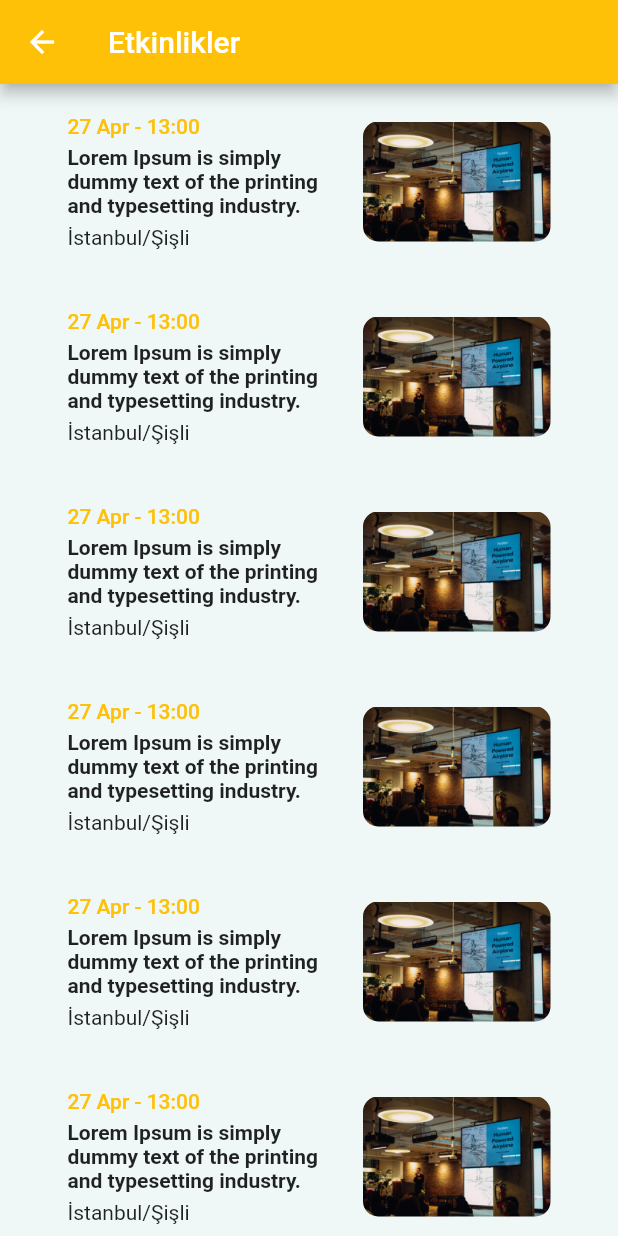
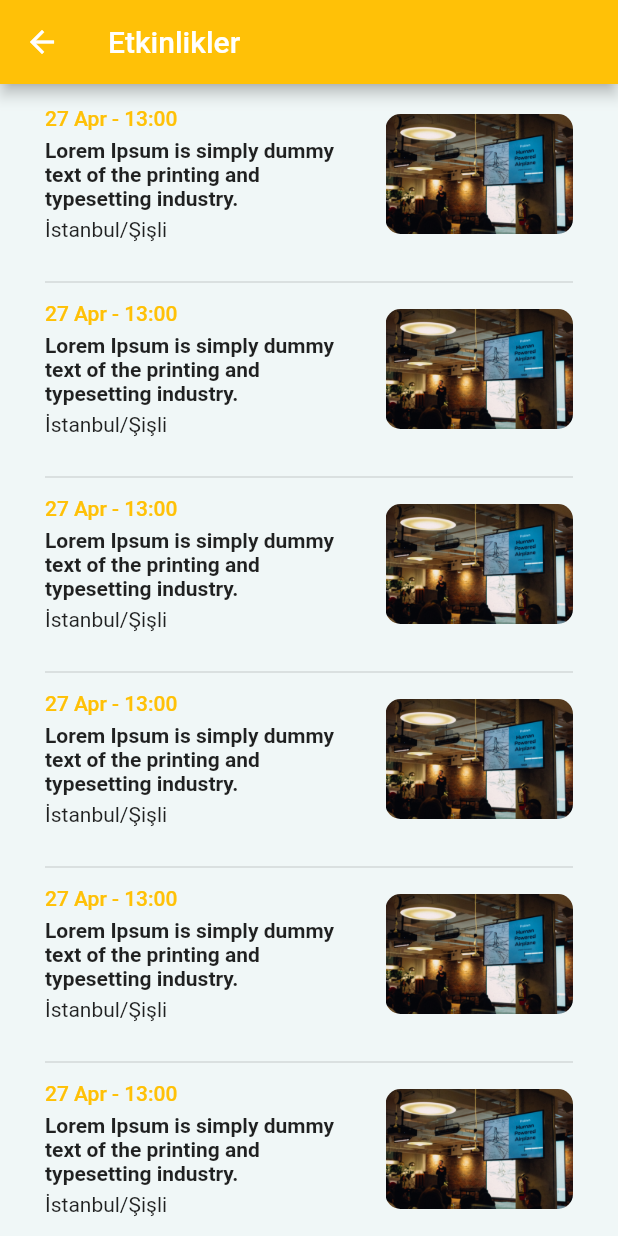
Before and after one commit to halaga98/Finder-Flutter, a Flutter app: the screen it shows after launch, after a tap on "Keşfet", on a phone screen of 412 x 824 dp. Run offline on Flutter 3.47's test engine with Material 2 defaults, Android fonts, the phone set to English and light mode, and no system bars; our stand-ins replace carousel_slider, get, image_picker, permission_handler.

Commit message:
CreateEvent.dart , eklendi bitti

```diff
--- a/lib/CreateEvent.dart
+++ b/lib/CreateEvent.dart
@@ -1,6 +1,11 @@
+import 'dart:convert';
+import 'dart:io';
+
 import 'package:flutter/material.dart';
 import 'package:get/get.dart';
+import 'package:image_picker/image_picker.dart';
 import 'package:intl/intl.dart';
+import 'package:permission_handler/permission_handler.dart';
 
 class CreateEvent extends StatefulWidget {
   const CreateEvent({Key? key}) : super(key: key);
@@ -10,6 +15,7 @@ class CreateEvent extends StatefulWidget {
 }
 
 class _CreateEventState extends State<CreateEvent> {
+  String base64Image = "";
   @override
   Widget build(BuildContext context) {
     return SafeArea(
@@ -37,7 +43,7 @@ class _CreateEventState extends State<CreateEvent> {
     return Column(
       children: [
         Container(
-          height: 250,
+          height: 200,
           width: MediaQuery.of(context).size.width,
           decoration: BoxDecoration(
             borderRadius: BorderRadius.all(Radius.circular(5)),
@@ -237,9 +243,115 @@ class _CreateEventState extends State<CreateEvent> {
         ),
         SizedBox(height: 10),
         Row(
-          children: [Icon(Icons.attach_file), Icon(Icons.photo_camera)],
+          children: [
+            GestureDetector(
+              onTap: () async {
+                await Permission.mediaLibrary.request();
+                openFile();
+              },
+              child: Icon(
+                Icons.attach_file,
+                color: Get.theme.buttonColor,
+              ),
+            ),
+            SizedBox(
+              width: 10,
+            ),
+            GestureDetector(
+              onTap: () async {
+                await Permission.camera.request();
+                _imgFromCamera();
+              },
+              child: Icon(
+                Icons.photo_camera,
+                color: Get.theme.buttonColor,
+              ),
+            )
+          ],
         ),
+        SizedBox(
+          height: 5,
+        ),
+        base64Image == ""
+            ? Container()
+            : Container(
+                width: 100,
+                height: 150,
+                child: Stack(
+                  children: [
+                    Container(
+                      width: 100,
+                      height: 150,
+                      margin: EdgeInsets.only(right: 5),
+                      decoration: BoxDecoration(
+                          image: DecorationImage(
+                              image: MemoryImage(base64Decode(base64Image)))),
+                    ),
+                    Positioned(
+                      top: 0,
+                      right: 0,
+                      child: GestureDetector(
+                        onTap: () {
+                          setState(() {
+                            base64Image = "";
+                          });
+                        },
+                        child: Container(
+                          decoration: BoxDecoration(
+                            color: Get.theme.primaryColor,
+                            shape: BoxShape.circle,
+                          ),
+                          child: Center(
+                            child: Icon(
+                              Icons.clear,
+                              color: Colors.black,
+                              size: 20,
+                            ),
+                          ),
+                        ),
+                      ),
+                    )
+                  ],
+                ),
+              ),
+        SizedBox(
+          height: 25,
+        )
       ],
     );
   }
+
+  void _imgFromCamera() async {
+    final ImagePicker _picker = ImagePicker();
+    final pickedFile = await _picker.pickImage(source: ImageSource.camera);
+    XFile profileImage = pickedFile!;
+
+    if (profileImage != null) {
+      List<int> fileBytes = [];
+      fileBytes = new File(profileImage.path).readAsBytesSync().toList();
+      //todo: crop eklenecek
+      String fileContent = base64.encode(fileBytes);
+      base64Image = fileContent;
+      setState(() {});
+    }
+  }
+
+  Future<void> openFile() async {
+    try {
+      final ImagePicker _picker = ImagePicker();
+      final pickedFile = await _picker.pickImage(source: ImageSource.gallery);
+      XFile profileImage = pickedFile!;
+
+      if (profileImage != null) {
+        List<int> fileBytes = [];
+        fileBytes = new File(profileImage.path).readAsBytesSync().toList();
+        //todo: crop eklenecek
+        String fileContent = base64.encode(fileBytes);
+        base64Image = fileContent;
+        setState(() {});
+      }
+
+      print('aaa');
+    } catch (e) {}
+  }
 }
--- a/lib/HomaPage.dart
+++ b/lib/HomaPage.dart
@@ -2,6 +2,7 @@ import 'package:carousel_slider/carousel_slider.dart';
 import 'package:flutter/cupertino.dart';
 import 'package:flutter/material.dart';
 import 'package:get/get.dart';
+import 'package:project/DetailEvent.dart';
 import 'package:project/ListEvent.dart';
 import 'package:project/Themes.dart';
 
@@ -30,11 +31,9 @@ class _HomePageState extends State<HomePage> {
       ),
       body: ListView(
         shrinkWrap: true,
-
         children: [
           Container(
             height: 250,
-
             width: MediaQuery.of(context).size.width,
             decoration: BoxDecoration(
               borderRadius: BorderRadius.all(Radius.circular(5)),
@@ -48,7 +47,6 @@ class _HomePageState extends State<HomePage> {
           ),
           CarouselSlider.builder(
             itemCount: 15,
-
             options: CarouselOptions(
               height: 200,
               aspectRatio: 16 / 9,
@@ -75,7 +73,6 @@ class _HomePageState extends State<HomePage> {
                 crossAxisAlignment: CrossAxisAlignment.start,
                 children: [
                   Container(
-
                     height: 100,
                     width: MediaQuery.of(context).size.width,
                     decoration: BoxDecoration(
@@ -91,7 +88,6 @@ class _HomePageState extends State<HomePage> {
                   Text(
                     "27 Apr - 13:00 ",
                     style: TextStyle(color: Colors.amber),
-
                   ),
                   Flexible(
                     child: Text(
@@ -160,15 +156,14 @@ class _HomePageState extends State<HomePage> {
                               decoration: BoxDecoration(
                                   color: Colors.blueGrey[900],
                                   borderRadius: BorderRadius.circular(30)),
-
                               child: Center(
                                   child: Text(
                                 "Keşfet",
                                 style: TextStyle(color: Colors.amber),
-
                               )),
                             ),
-                          )],
+                          )
+                        ],
                       )),
                   SizedBox(
                     height: 10,
@@ -178,7 +173,11 @@ class _HomePageState extends State<HomePage> {
                       itemCount: 6,
                       shrinkWrap: true,
                       itemBuilder: (context, index) {
-                        return Container(
+                        return GestureDetector(
+                          onTap: () {
+                            Get.to(() => DetailEvent());
+                          },
+                          child: Container(
                             height: 125,
                             width: Get.width,
                             decoration: BoxDecoration(
@@ -193,7 +192,8 @@ class _HomePageState extends State<HomePage> {
                                 Expanded(
                                   flex: 2,
                                   child: Column(
-                                  crossAxisAlignment: CrossAxisAlignment.start,
+                                    crossAxisAlignment:
+                                        CrossAxisAlignment.start,
                                     children: [
                                       Text(
                                         "27 Apr - 13:00 ",
@@ -242,6 +242,7 @@ class _HomePageState extends State<HomePage> {
                                 ),
                               ],
                             ),
+                          ),
                         );
                       }),
                 ],
--- a/lib/ListEvent.dart
+++ b/lib/ListEvent.dart
@@ -26,32 +26,34 @@ class _EventPageState extends State<EventPage> {
         shrinkWrap: true,
         children: [
           Container(
-              margin: EdgeInsets.symmetric(horizontal: 10, vertical: 10),
+              margin: EdgeInsets.symmetric(horizontal: 30, vertical: 15),
               child: Column(
                 children: [
                   Container(
-                      margin:
-                          EdgeInsets.symmetric(horizontal: 35, vertical: 10),
                       child: Column(
                     children: [
-
                       Container(
                         child: ListView.builder(
                             physics: NeverScrollableScrollPhysics(),
-                                itemCount: 6,
+                            itemCount: 20,
                             shrinkWrap: true,
                             itemBuilder: (context, index) {
-                                  return Container(
+                              return GestureDetector(
+                                onTap: () {
+                                  Get.to(() => DetailEvent());
+                                },
+                                child: Container(
                                   height: 125,
                                   width: Get.width,
                                   decoration: BoxDecoration(
                                     borderRadius: BorderRadius.only(
                                         topRight: Radius.circular(5),
                                         topLeft: Radius.circular(5)),
-
-
                                   ),
                                   margin: EdgeInsets.only(bottom: 5),
+                                  child: Column(
+                                    children: [
+                                      Expanded(
                                         child: Row(
                                           crossAxisAlignment:
                                               CrossAxisAlignment.start,
@@ -78,7 +80,8 @@ class _EventPageState extends State<EventPage> {
                                                       style: TextStyle(
                                                           fontWeight:
                                                               FontWeight.w700),
-                                                  overflow: TextOverflow.clip,
+                                                      overflow:
+                                                          TextOverflow.clip,
                                                     ),
                                                   ),
                                                   SizedBox(
@@ -101,7 +104,8 @@ class _EventPageState extends State<EventPage> {
                                                   width: 125,
                                                   decoration: BoxDecoration(
                                                     borderRadius:
-                                                    BorderRadius.circular(10),
+                                                        BorderRadius.circular(
+                                                            10),
                                                     image: DecorationImage(
                                                         image: AssetImage(
                                                             "assets/images/kayıtOl.jpg"),
@@ -111,6 +115,13 @@ class _EventPageState extends State<EventPage> {
                                               ],
                                             ),
                                           ],
+                                        ),
+                                      ),
+                                      Divider(
+                                        thickness: 1,
+                                      )
+                                    ],
+                                  ),
                                 ),
                               );
                             }),
--- a/pubspec.yaml
+++ b/pubspec.yaml
@@ -31,6 +31,8 @@ dependencies:
   get: 4.5.0
   carousel_slider: 4.0.0
   intl: ^0.17.0
+  image_picker: ^0.8.4
+  permission_handler: ^8.1.6
 
 
 
```
Also changed, not shown: lib/DetailEvent.dart (+4 -6 lines), pubspec.lock, 1 other file. Lines whose indentation alone changed are shown as unchanged.
